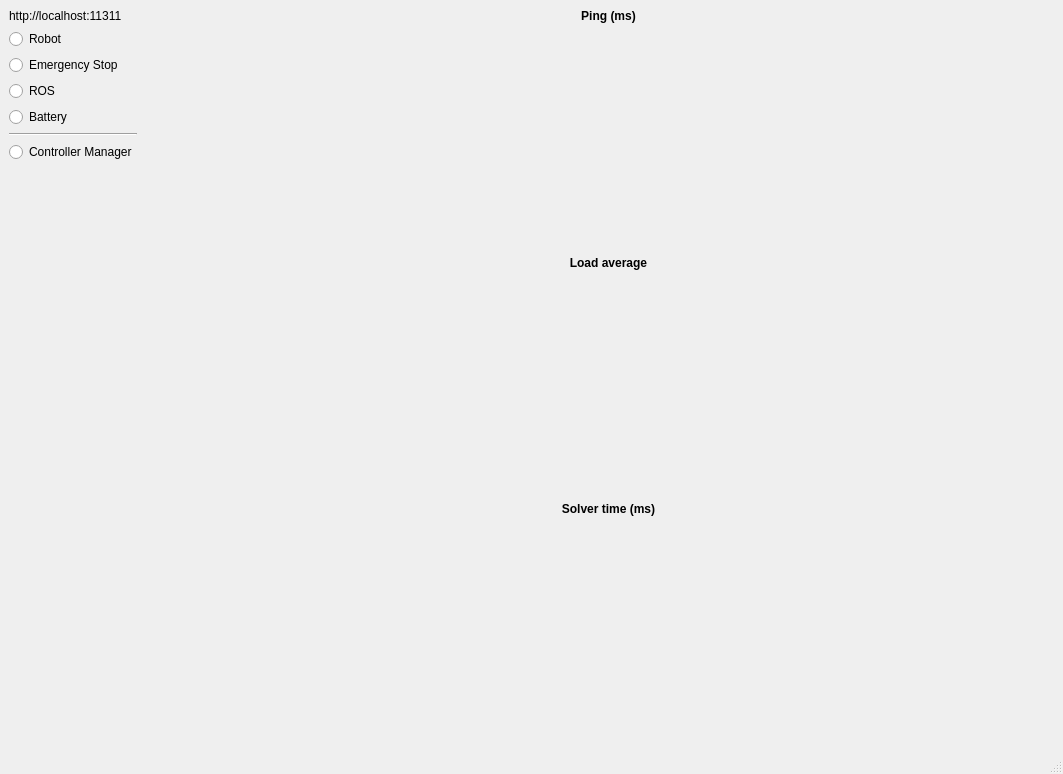
Old version of the form dashboard.ui in the repository hucebot/robot_dashboard.
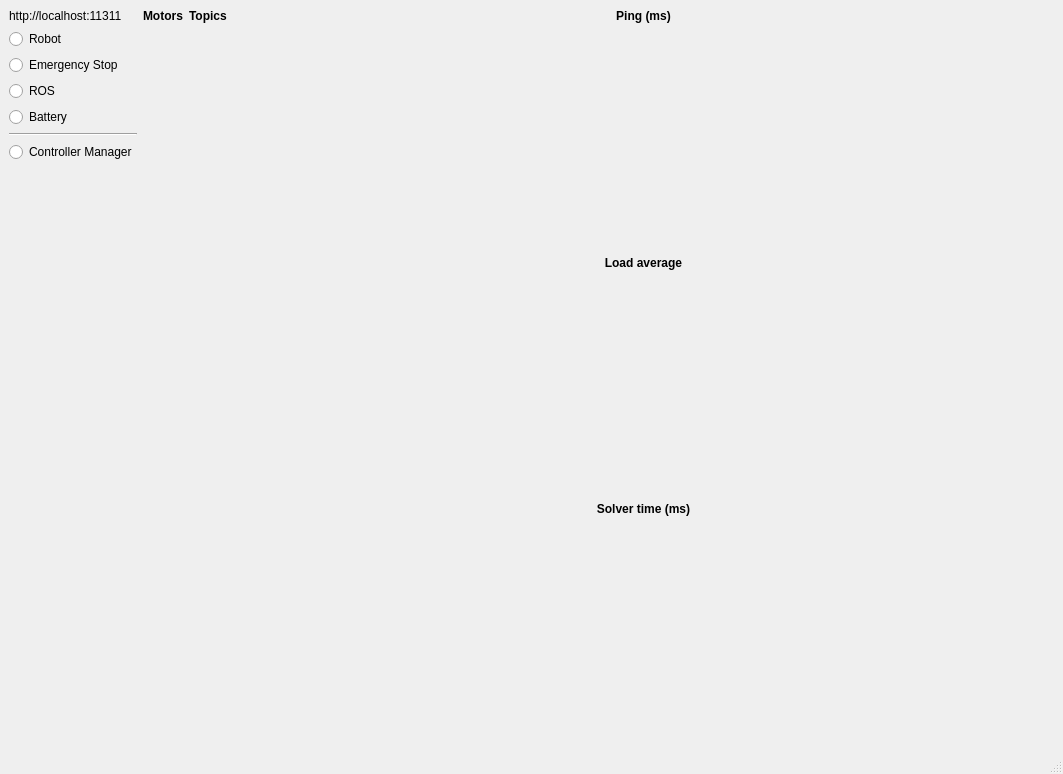
New version of the form. Custom widgets are drawn as their Qt base class.

Commit message: add the topic list

```diff
--- a/dashboard.ui
+++ b/dashboard.ui
@@ -111,6 +111,13 @@
     </item>
     <item>
      <layout class="QVBoxLayout" name="layout_motors">
+      <item>
+       <widget class="QLabel" name="label_4">
+        <property name="text">
+         <string>&lt;b&gt;Motors&lt;/b&gt;</string>
+        </property>
+       </widget>
+      </item>
       <item>
        <spacer name="verticalSpacer_3">
         <property name="orientation">
@@ -126,6 +133,30 @@
       </item>
      </layout>
     </item>
+    <item>
+     <layout class="QVBoxLayout" name="layout_topics">
+      <item>
+       <widget class="QLabel" name="label_5">
+        <property name="text">
+         <string>&lt;b&gt;Topics&lt;/b&gt;</string>
+        </property>
+       </widget>
+      </item>
+      <item>
+       <spacer name="verticalSpacer_4">
+        <property name="orientation">
+         <enum>Qt::Vertical</enum>
+        </property>
+        <property name="sizeHint" stdset="0">
+         <size>
+          <width>20</width>
+          <height>40</height>
+         </size>
+        </property>
+       </spacer>
+      </item>
+     </layout>
+    </item>
     <item>
      <layout class="QVBoxLayout" name="layout_plots">
       <item>
```
The commit also changes 3 other files.
